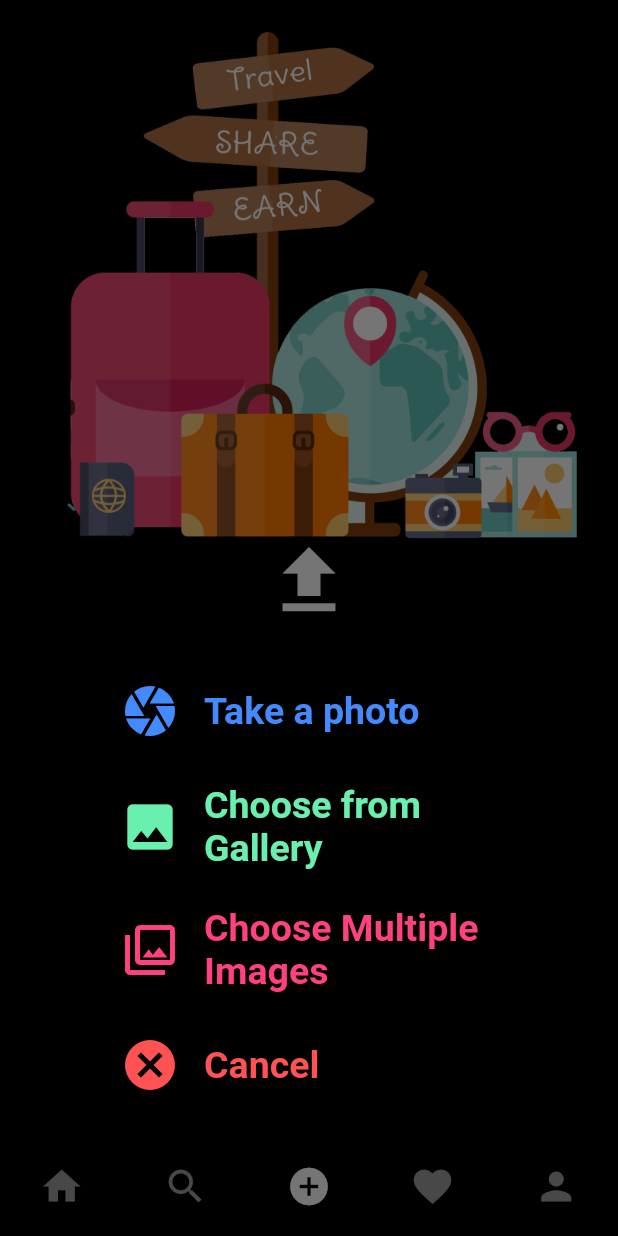
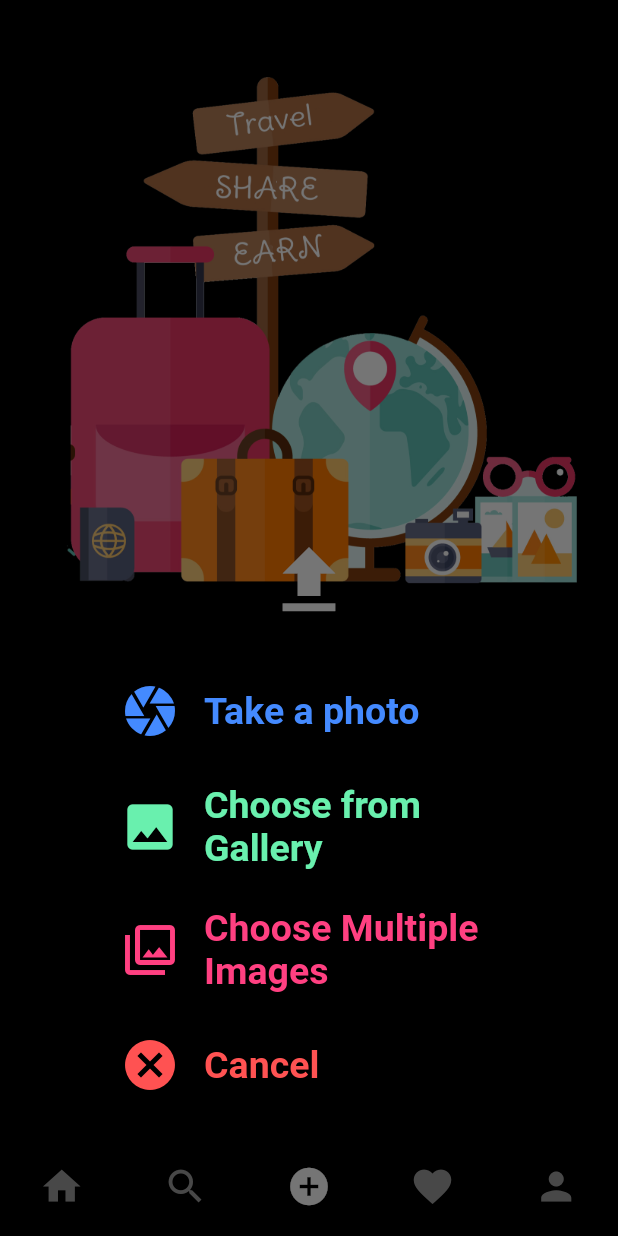
Before and after one commit to yashrathi-git/Voyageur, a Flutter app: the screen it shows once a user with an empty profile is signed in, item 3 of the bottom bar chosen, after a tap on the "upload" icon, on a phone screen of 412 x 824 dp. Run offline on Flutter 3.47's test engine with Material 2 defaults, Android fonts, the phone set to English and light mode, and no system bars; our stand-ins replace cloud_firestore, firebase_auth, firebase_core, firebase_storage, flutter_svg, image_picker and 2 more; accounts and stored records are empty; network calls fail.

Commit message:
Fix problems

```diff
--- a/lib/responsive/web_screen_layout.dart
+++ b/lib/responsive/web_screen_layout.dart
@@ -1,5 +1,4 @@
 import 'package:flutter/material.dart';
-import 'package:flutter_svg/flutter_svg.dart';
 import 'package:voyageur/utils/colors.dart';
 import 'package:voyageur/utils/global_variable.dart';
 
--- a/lib/screens/add_post_screen.dart
+++ b/lib/screens/add_post_screen.dart
@@ -1,9 +1,7 @@
-import 'dart:ffi';
 import 'dart:typed_data';
 import 'package:flutter/material.dart';
 import 'package:image_picker/image_picker.dart';
 import 'package:intl/intl.dart';
-import 'package:multi_image_picker/multi_image_picker.dart';
 import 'package:voyageur/providers/user_provider.dart';
 import 'package:voyageur/resources/firestore_methods.dart';
 import 'package:voyageur/utils/colors.dart';
@@ -31,7 +29,7 @@ class _AddPostScreenState extends State<AddPostScreen> {
 
   Future<void> _selectImage(BuildContext parentContext) async {
     return showModalBottomSheet(
-      backgroundColor: Color(0x00ff0000),
+      backgroundColor: const Color(0x00ff0000),
       context: parentContext,
       builder: (BuildContext context) {
         return Dialog(
@@ -43,7 +41,7 @@ class _AddPostScreenState extends State<AddPostScreen> {
           backgroundColor: Colors.transparent,
           child: Container(
             decoration: BoxDecoration(
-              gradient: LinearGradient(
+              gradient: const LinearGradient(
                 begin: Alignment.bottomCenter,
                 end: Alignment.bottomLeft,
                 colors: [
@@ -82,7 +80,7 @@ class _AddPostScreenState extends State<AddPostScreen> {
                 ),
                 SimpleDialogOption(
                   child: ListTile(
-                    leading: Icon(
+                    leading: const Icon(
                       Icons.photo,
                       color: Colors.greenAccent,
                       size: 40,
@@ -125,7 +123,6 @@ class _AddPostScreenState extends State<AddPostScreen> {
                       setState(() {
                         _files = files;
                         _file = files[0];
-                        print(_files);
                       });
                     },
                   ),
@@ -224,7 +221,10 @@ class _AddPostScreenState extends State<AddPostScreen> {
     return Stack(
       children: <Widget>[
         // Positioned image at the top center
-        Positioned(
+        Padding(
+          padding: const EdgeInsets.only(top: 30),
+          // padding: const EdgeInsets.only(top: 100.0),
+          child: Positioned(
             top: 0,
             left: 0,
             right: 0,
@@ -233,7 +233,8 @@ class _AddPostScreenState extends State<AddPostScreen> {
               fit: BoxFit.cover,
             ),
           ),
-        Padding(padding: EdgeInsets.only(top: 100.0)),
+        ),
+        Padding(padding: const EdgeInsets.only(top: 100.0)),
 
         // Your existing widgets
         _file == null
--- a/lib/screens/login_screen.dart
+++ b/lib/screens/login_screen.dart
@@ -1,5 +1,4 @@
 import 'package:flutter/material.dart';
-import 'package:flutter_svg/flutter_svg.dart';
 import 'package:voyageur/resources/auth_methods.dart';
 import 'package:voyageur/responsive/mobile_screen_layout.dart';
 import 'package:voyageur/responsive/responsive_layout.dart';
--- a/lib/screens/reel_screen.dart
+++ b/lib/screens/reel_screen.dart
@@ -11,7 +11,7 @@ class ReelScreen extends StatefulWidget {
 
 class _ReelScreenState extends State<ReelScreen> {
   late PageController _pageController;
-  int _currentPage = 0;
+  final int _currentPage = 0;
 
   @override
   void initState() {
--- a/lib/screens/signup_screen.dart
+++ b/lib/screens/signup_screen.dart
@@ -1,6 +1,5 @@
 import 'dart:typed_data';
 import 'package:flutter/material.dart';
-import 'package:flutter_svg/flutter_svg.dart';
 import 'package:image_picker/image_picker.dart';
 import 'package:voyageur/resources/auth_methods.dart';
 import 'package:voyageur/responsive/mobile_screen_layout.dart';
@@ -191,7 +190,7 @@ class _SignupScreenState extends State<SignupScreen> {
               const SizedBox(
                 height: 12,
               ),
-              Spacer(), // Add Spacer widget to separate the form fields and button
+              const Spacer(), // Add Spacer widget to separate the form fields and button
               Row(
                 mainAxisAlignment: MainAxisAlignment.center,
                 children: [
--- a/lib/widgets/post_card.dart
+++ b/lib/widgets/post_card.dart
@@ -164,7 +164,7 @@ class _PostCardState extends State<PostCard> {
                                               (e) => InkWell(
                                                   child: Container(
                                                     padding: const EdgeInsets
-                                                        .symmetric(
+                                                            .symmetric(
                                                         vertical: 12,
                                                         horizontal: 16),
                                                     child: Text(e),
@@ -377,7 +377,7 @@ class _PostCardState extends State<PostCard> {
                             child: Container(
                               decoration: BoxDecoration(
                                 borderRadius: BorderRadius.circular(8),
-                                gradient: LinearGradient(
+                                gradient: const LinearGradient(
                                   begin: Alignment.centerLeft,
                                   end: Alignment.centerRight,
                                   colors: [
```
Also changed, not shown: lib/screens/trip_package.dart (+7 -10 lines). Lines whose indentation alone changed are shown as unchanged.
